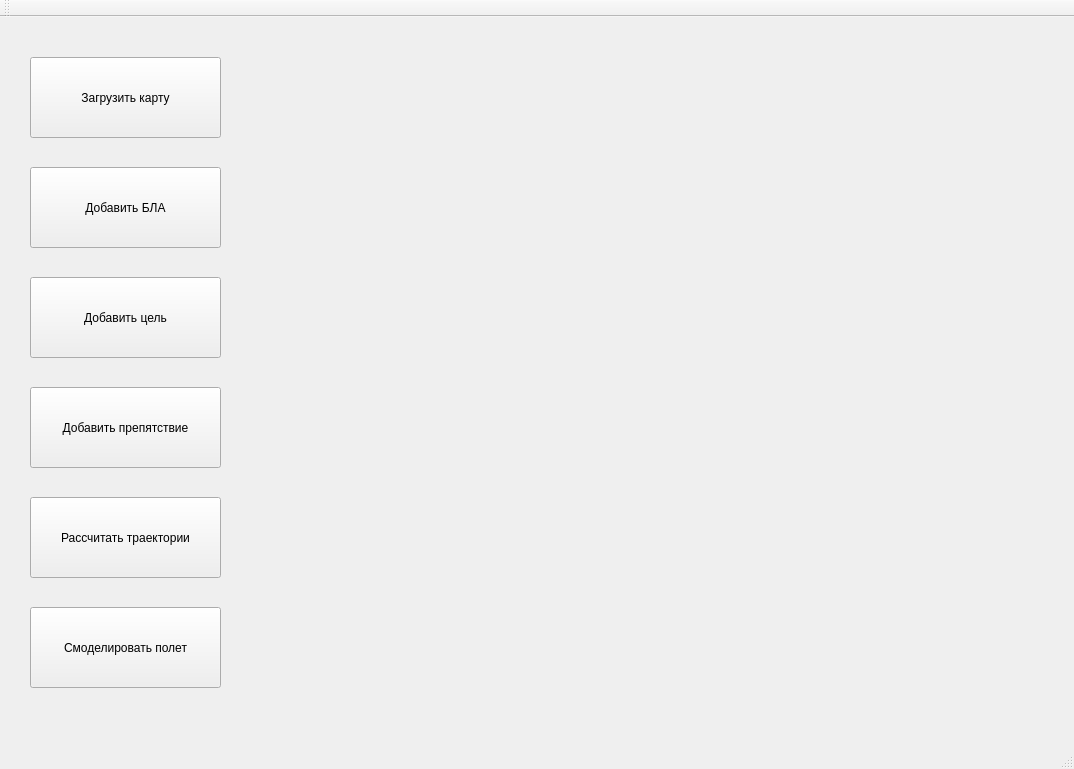
Above: mainwindow.ui from EgorovaAnna/gpbla before the change. Below: the same form after it.
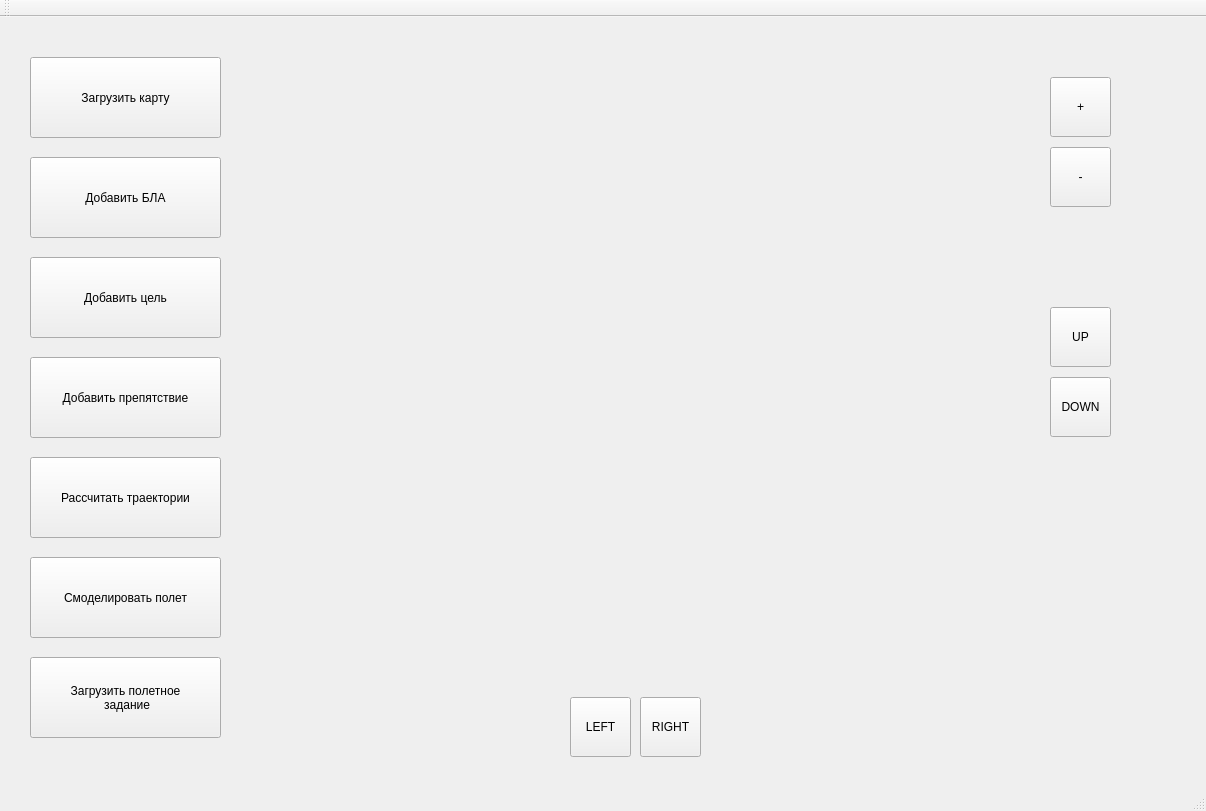
That is the form after the change.

```diff
--- a/mainwindow.ui
+++ b/mainwindow.ui
@@ -6,8 +6,8 @@
    <rect>
     <x>0</x>
     <y>0</y>
-    <width>1074</width>
-    <height>769</height>
+    <width>1206</width>
+    <height>811</height>
    </rect>
   </property>
   <property name="windowTitle">
@@ -18,7 +18,7 @@
     <property name="geometry">
      <rect>
       <x>30</x>
-      <y>150</y>
+      <y>140</y>
       <width>191</width>
       <height>81</height>
      </rect>
@@ -31,7 +31,7 @@
     <property name="geometry">
      <rect>
       <x>30</x>
-      <y>260</y>
+      <y>240</y>
       <width>191</width>
       <height>81</height>
      </rect>
@@ -44,7 +44,7 @@
     <property name="geometry">
      <rect>
       <x>30</x>
-      <y>370</y>
+      <y>340</y>
       <width>191</width>
       <height>81</height>
      </rect>
@@ -57,7 +57,7 @@
     <property name="geometry">
      <rect>
       <x>30</x>
-      <y>480</y>
+      <y>440</y>
       <width>191</width>
       <height>81</height>
      </rect>
@@ -70,7 +70,7 @@
     <property name="geometry">
      <rect>
       <x>30</x>
-      <y>590</y>
+      <y>540</y>
       <width>191</width>
       <height>81</height>
      </rect>
@@ -95,7 +95,7 @@
    <widget class="QLabel" name="label">
     <property name="geometry">
      <rect>
-      <x>260</x>
+      <x>240</x>
       <y>40</y>
       <width>791</width>
       <height>631</height>
@@ -105,6 +105,110 @@
      <string/>
     </property>
    </widget>
+   <widget class="QPushButton" name="pushButton_7">
+    <property name="geometry">
+     <rect>
+      <x>30</x>
+      <y>640</y>
+      <width>191</width>
+      <height>81</height>
+     </rect>
+    </property>
+    <property name="maximumSize">
+     <size>
+      <width>16777215</width>
+      <height>81</height>
+     </size>
+    </property>
+    <property name="text">
+     <string>Загрузить полетное 
+ задание</string>
+    </property>
+   </widget>
+   <widget class="QPushButton" name="rightMap">
+    <property name="geometry">
+     <rect>
+      <x>640</x>
+      <y>680</y>
+      <width>61</width>
+      <height>60</height>
+     </rect>
+    </property>
+    <property name="text">
+     <string>RIGHT</string>
+    </property>
+   </widget>
+   <widget class="QPushButton" name="leftMap">
+    <property name="geometry">
+     <rect>
+      <x>570</x>
+      <y>680</y>
+      <width>61</width>
+      <height>60</height>
+     </rect>
+    </property>
+    <property name="text">
+     <string>LEFT</string>
+    </property>
+   </widget>
+   <widget class="QPushButton" name="upMap">
+    <property name="geometry">
+     <rect>
+      <x>1050</x>
+      <y>290</y>
+      <width>61</width>
+      <height>60</height>
+     </rect>
+    </property>
+    <property name="text">
+     <string>UP</string>
+    </property>
+   </widget>
+   <widget class="QPushButton" name="downMap">
+    <property name="geometry">
+     <rect>
+      <x>1050</x>
+      <y>360</y>
+      <width>61</width>
+      <height>60</height>
+     </rect>
+    </property>
+    <property name="text">
+     <string>DOWN</string>
+    </property>
+   </widget>
+   <widget class="QPushButton" name="plusSize">
+    <property name="geometry">
+     <rect>
+      <x>1050</x>
+      <y>60</y>
+      <width>61</width>
+      <height>60</height>
+     </rect>
+    </property>
+    <property name="toolTip">
+     <string>&lt;html&gt;&lt;head/&gt;&lt;body&gt;&lt;p&gt;Увеличить масштаб&lt;/p&gt;&lt;/body&gt;&lt;/html&gt;</string>
+    </property>
+    <property name="text">
+     <string>+</string>
+    </property>
+   </widget>
+   <widget class="QPushButton" name="minusSize">
+    <property name="geometry">
+     <rect>
+      <x>1050</x>
+      <y>130</y>
+      <width>61</width>
+      <height>60</height>
+     </rect>
+    </property>
+    <property name="toolTip">
+     <string>&lt;html&gt;&lt;head/&gt;&lt;body&gt;&lt;p&gt;Уменьшить масштаб&lt;/p&gt;&lt;/body&gt;&lt;/html&gt;</string>
+    </property>
+    <property name="text">
+     <string>-</string>
+    </property>
+   </widget>
   </widget>
   <widget class="QMenuBar" name="menuBar">
    <property name="geometry">
```
Left out of the diff: 2 changed lines with no effect on the pictures.
